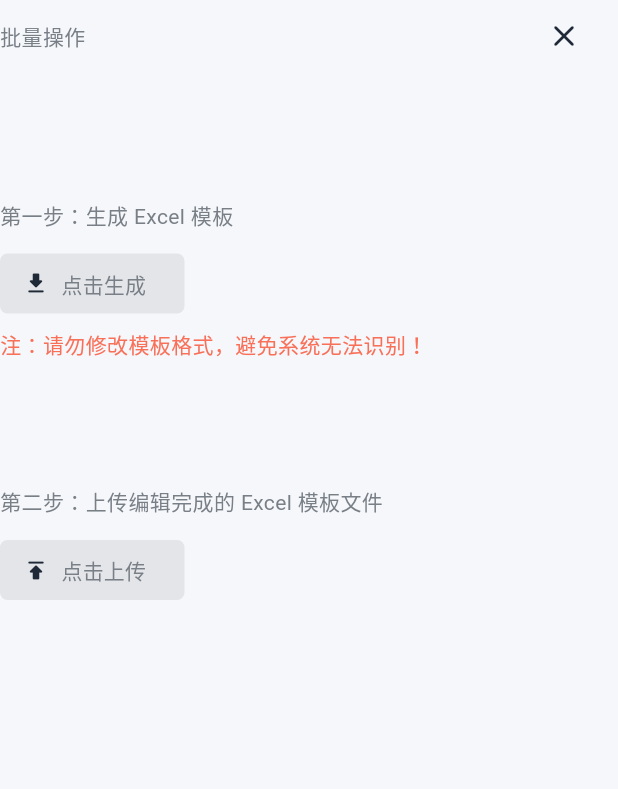
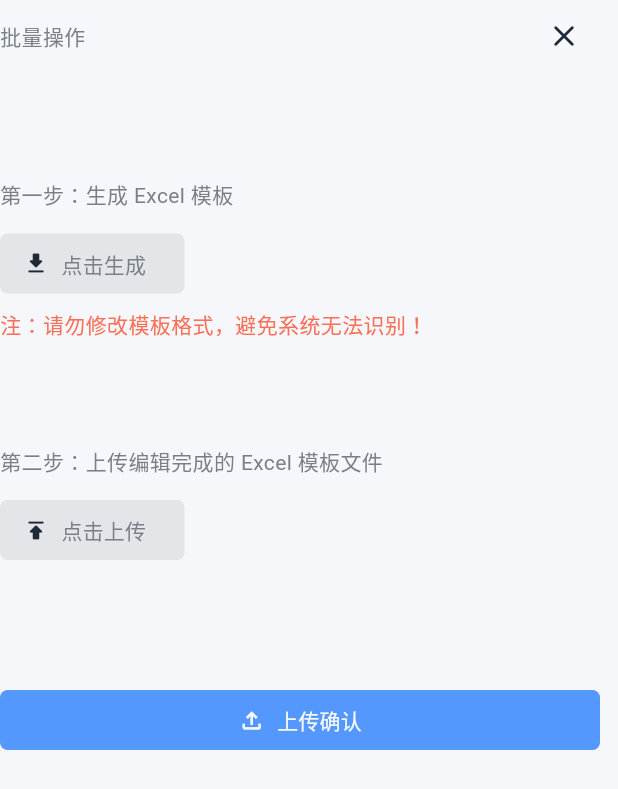
Before and after one commit to sixiSuper/QiDian-, a Flutter app: the BulkOperations widget shown alone on an empty page, opened directly with empty values, after a tap on "点击生成", on a phone screen of 412 x 824 dp. Shown: the top 789 px of the screen. Run offline on Flutter 3.47's test engine with Material 3 defaults, Android fonts, the phone set to English and light mode, and no system bars; our stand-ins replace fluttertoast, get; missing offline and left inert: excel, file_selector, spreadsheet_decoder, window_manager; Roboto replaces fonts that are missing (MiSans); statements that could not run were skipped.

Commit message:
实现批量上传

```diff
--- a/lib/app/components/home/bulkOperations/bulkOperations_controller.dart
+++ b/lib/app/components/home/bulkOperations/bulkOperations_controller.dart
@@ -6,6 +6,7 @@ import 'dart:io';
 
 import 'package:flutter/material.dart';
 import 'package:fluttertoast/fluttertoast.dart';
+import 'package:spreadsheet_decoder/spreadsheet_decoder.dart';
 
 import '../../../models/home/filesListTime.dart';
 import '../../general/toast/toast.dart';
@@ -41,16 +42,23 @@ class BulkOperationsController extends GetxController {
       // 3.1 修改表格格式
       // 列宽
       sheet.setColumnWidth(0, 15);
-      sheet.setColumnWidth(1, 40);
-      sheet.setColumnWidth(2, 15);
-      sheet.setColumnWidth(3, 100);
+      sheet.setColumnWidth(1, 15);
+      sheet.setColumnWidth(2, 40);
+      sheet.setColumnWidth(3, 15);
+      sheet.setColumnWidth(4, 100);
       // 行高
-      sheet.setRowHeight(0, 40);
+      sheet.setRowHeight(0, 20);
       sheet.setRowHeight(1, 20);
+      sheet.setRowHeight(2, 20);
+      sheet.setRowHeight(3, 20);
+      sheet.setRowHeight(4, 20);
 
       // 3.2 第一行提示内容
       // 合并单元格
-      sheet.merge(CellIndex.indexByString('A1'), CellIndex.indexByString('D1'));
+      sheet.merge(CellIndex.indexByString('A1'), CellIndex.indexByString('E1'));
+      sheet.merge(CellIndex.indexByString('A2'), CellIndex.indexByString('E2'));
+      sheet.merge(CellIndex.indexByString('A3'), CellIndex.indexByString('E3'));
+      sheet.merge(CellIndex.indexByString('A4'), CellIndex.indexByString('E4'));
       // 填写内容
       setCell(
         sheet,
@@ -60,23 +68,42 @@ class BulkOperationsController extends GetxController {
         fontSize: 11,
         bold: true,
       );
+      setCell(
+        sheet,
+        'A2',
+        '—————文件名不能包含字符：${Platform.pathSeparator} / : * ? " < > |',
+        fontColorHex: 'FFC00000',
+        fontSize: 11,
+        bold: true,
+      );
+      setCell(
+        sheet,
+        'A3',
+        '—————请勿输入重复名称',
+        fontColorHex: 'FFC00000',
+        fontSize: 11,
+        bold: true,
+      );
 
       // 3.3 第二行表头
-      setCell(sheet, 'A2', '文件类型', bold: true);
-      setCell(sheet, 'B2', '文件名称（原）', bold: true);
-      setCell(sheet, 'C2', '文件格式', bold: true);
-      setCell(sheet, 'C2', '文件名称（重命名）', bold: true, fontColorHex: 'FFFF0000');
+      setCell(sheet, 'A5', '行号', bold: true, horizontalAlign: HorizontalAlign.Center);
+      setCell(sheet, 'B5', '文件类型', bold: true);
+      setCell(sheet, 'C5', '文件名称（原）', bold: true);
+      setCell(sheet, 'D5', '文件格式', bold: true);
+      setCell(sheet, 'E5', '文件名称（重命名）', bold: true, fontColorHex: 'FFFF0000');
 
       // 3.4 生成所有数据
       for (int i = 0; i < allFilesList.length; i++) {
         String classify = allFilesList[i].folder ? '文件夹' : '文件'; // 判断文件类型
 
+        // 插入行号
+        setCell(sheet, 'A1', '${i + 1}', columnIndex: 0, rowIndex: i + 5, intValue: i + 1, horizontalAlign: HorizontalAlign.Center);
         // 插入文件类型
-        setCell(sheet, 'A1', classify, columnIndex: 0, rowIndex: i + 2);
+        setCell(sheet, 'A1', classify, columnIndex: 1, rowIndex: i + 5);
         // 插入文件名称
-        setCell(sheet, 'A1', allFilesList[i].fileName, columnIndex: 1, rowIndex: i + 2);
+        setCell(sheet, 'A1', allFilesList[i].fileName, columnIndex: 2, rowIndex: i + 5);
         // 插入文件格式
-        setCell(sheet, 'A1', '.${allFilesList[i].fileFormat}', columnIndex: 2, rowIndex: i + 2);
+        setCell(sheet, 'A1', '.${allFilesList[i].fileFormat}', columnIndex: 3, rowIndex: i + 5);
       }
 
       // top.4 下载模板
@@ -122,29 +149,85 @@ class BulkOperationsController extends GetxController {
     String fontColorHex = 'FF000000', // 字体颜色
     int fontSize = 12, // 字体大小
     bool bold = false, // 是否加粗
+    int? intValue,
+    HorizontalAlign horizontalAlign = HorizontalAlign.Left, // 水平对齐方式
   }) {
     sheet.updateCell(
       columnIndex != null && rowIndex != null ? CellIndex.indexByColumnRow(columnIndex: columnIndex, rowIndex: rowIndex) : CellIndex.indexByString(indexByString),
-      TextCellValue(value),
+      intValue == null ? TextCellValue(value) : IntCellValue(intValue),
       cellStyle: CellStyle(
         fontColorHex: fontColorHex,
         fontSize: fontSize,
         bold: bold,
         verticalAlign: VerticalAlign.Center,
+        horizontalAlign: horizontalAlign,
       ),
     );
   }
 
-  /// TODO 自定义方法：上传模板
+  /// 自定义方法：上传模板
   void uploadTemplate() async {
     // top.1 获取文件路径
 
-    // top.2 获取文件名
+    // 1.1 定义一个用于读取 excel 文件的 XTypeGroup 对象
+    const xType = XTypeGroup(label: '表格', extensions: ['xls', 'xlsx']);
+    // 1.2 弹窗获取文件路径
+    XFile? file = await openFile(acceptedTypeGroups: [xType]);
+    // 1.3 将文件路径和名字传入预设属性中
+    if (file != null) {
+      selectedPath.value = file.path;
+      selectedName.value = file.name;
+    }
+  }
 
-    // top.3 读取数据
+  /// TODO 自定义方法：模板数据上传
+  void uploadData() async {
+    // top.1 读取数据
 
-    // top.4 检测重名与异常字符
+    // 1.1 将 excel 文件转换为字节码数据
+    var bytes = File(selectedPath.value).readAsBytesSync();
+    // 1.2 将字节码数据实例化为可读取的 excel 对象
+    var excel = SpreadsheetDecoder.decodeBytes(bytes);
+    var table = excel.tables['Sheet1'];
+    print(table!.maxRows);
 
-    // top.5 上传数据
+    // 循环表格每一行数据
+    for (int i = 0; i < table.maxRows; i++) {
+      // 跳过前五行，进入正式数据行
+      if (i >= 5) {
+        // 如果当前列的重命名一栏不为空，则在列表中找到对应的数据，并将数据全部填入列表之中
+        if (table.rows[i][4] != null) {
+          for (int j = 0; j < allFilesList.length; j++) {
+            if (allFilesList[j].fileName == table.rows[i][2] && '.${allFilesList[j].fileFormat}' == table.rows[i][3]) {
+              // 判断名称中是否带有异常字符
+              bool hasInvalidChars = !RegExp(r'[^\\/:*?"<>|]').hasMatch(table.rows[i][4]);
+
+              // 判断名称是否与其他名称重复
+              bool isRepe = false;
+              for (int k = 0; k < table.maxRows; k++) {
+                if (k != i && table.rows[k][4] == table.rows[i][4] && table.rows[k][3] == table.rows[i][3]) {
+                  isRepe = true;
+                  break;
+                }
+              }
+
+              // 数据赋值给 allFilesList，完成数据上传
+              allFilesList[j] = FilesListTime.fromJson({
+                'folder': allFilesList[j].folder,
+                'fileName': allFilesList[j].fileName,
+                'fileFormat': allFilesList[j].fileFormat,
+                'newFileName': table.rows[i][4],
+                'isRepeat': isRepe,
+                'invalidFormat': hasInvalidChars,
+              });
+            }
+          }
+        }
+      }
+    }
+
+    // 上传成功
+    selectedPath.value = '';
+    showToast(context, '上传成功');
   }
 }
--- a/lib/app/components/home/bulkOperations/bulkOperations_view.dart
+++ b/lib/app/components/home/bulkOperations/bulkOperations_view.dart
@@ -24,9 +24,6 @@ class BulkOperations extends GetView<BulkOperationsController> {
       btnText: '确认上传',
       btnIcon: Icons.file_upload_outlined,
       child: BulkOperations(allFilesList: allFilesList),
-      onPressed: () {
-        print('点击了确定按钮');
-      },
     );
   }
 
@@ -164,6 +161,19 @@ class BulkOperations extends GetView<BulkOperationsController> {
       child: Column(children: [
         _header(context),
         _body(context),
+        primaryIconButton(
+          context,
+          label: const Text('上传确认'),
+          icon: Icons.file_upload_outlined,
+
+          // 处理函数
+          onPressed: () {
+            print('ok');
+            // 关闭弹窗，pop() 中传入的参数将会作为返回值，需配合异步使用
+            controller.uploadData();
+            Navigator.pop(context, true);
+          },
+        ),
       ]),
     );
   }
--- a/lib/app/models/home/filesListTime.dart
+++ b/lib/app/models/home/filesListTime.dart
@@ -23,6 +23,7 @@ class FilesListTime {
     required this.fileFormat,
     required this.newFileName,
     required this.isRepeat,
+    required this.invalidFormat,
   });
 
   FilesListTime.fromJson(Map<dynamic, dynamic> json) {
--- a/pubspec.yaml
+++ b/pubspec.yaml
@@ -15,7 +15,7 @@ dependencies:
   file_selector: ^1.0.3 # 文件操作
   fluttertoast: ^8.2.4 # 轻提示
   excel: ^4.0.2 # excel插件：https://pub.flutter-io.cn/packages/excel
-  # spreadsheet_decoder: ^2.2.0 # excel操作插件：//https://pub.flutter-io.cn/packages/spreadsheet_decoder
+  spreadsheet_decoder: ^2.2.0 # excel操作插件：//https://pub.flutter-io.cn/packages/spreadsheet_decoder
 
 dev_dependencies:
   flutter_lints: ^2.0.0
```
Also changed, not shown: lib/app/components/general/alertDialog/dialogView_view.dart (+0 -17 lines), lib/app/components/general/textInput/textInput_view.dart (+27 -8 lines), lib/app/components/home/table/table_view.dart (+5 -5 lines), pubspec.lock.
